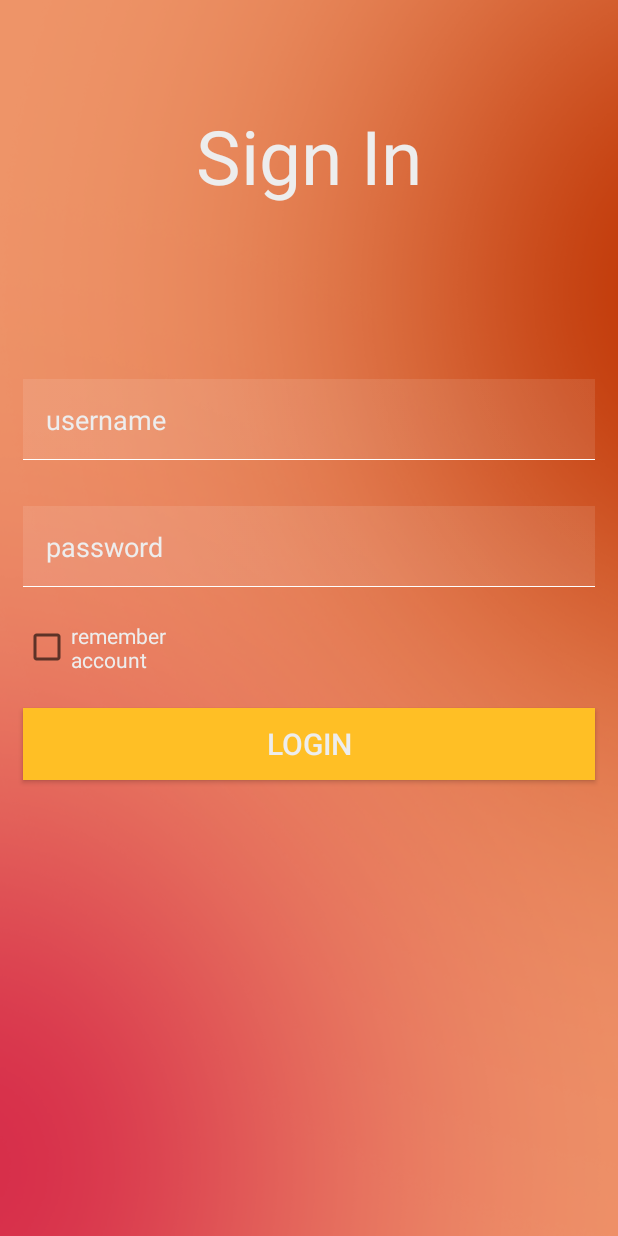
After one commit to lazyZhou1997/StoreManage, an Android app: the layout main_layout.xml on its own in the app's theme, with its tools: preview values and no code run, on a phone screen of 412 x 824 dp. The commit adds this screen. Run offline under Robolectric (Android 15) with nearby library versions, the phone set to English and light mode, and no system bars.

Commit message:
登陆界面

```diff
--- a/app/src/main/java/com/zxing/activity/CaptureActivity.java
+++ b/app/src/main/java/com/zxing/activity/CaptureActivity.java
@@ -59,6 +59,8 @@ public class CaptureActivity extends Activity implements Callback {
 		cancelScanButton = (Button) this.findViewById(R.id.btn_cancel_scan);
 		hasSurface = false;
 		inactivityTimer = new InactivityTimer(this);
+
+
 	}
 
 	@Override
--- /dev/null
+++ b/app/src/main/res/layout/main_layout.xml
@@ -0,0 +1,75 @@
+<?xml version="1.0" encoding="utf-8"?>
+<LinearLayout xmlns:android="http://schemas.android.com/apk/res/android"
+    android:orientation="vertical"
+    android:layout_width="match_parent"
+    android:layout_height="match_parent"
+    android:background="@mipmap/bg"
+    android:weightSum="1">
+
+    <!--Sign In编制-->
+    <TextView
+        android:layout_width="match_parent"
+        android:layout_height="wrap_content"
+        android:gravity="center"
+        android:textSize="50sp"
+        android:paddingTop="70dp"
+        android:paddingBottom="100dp"
+        android:textColor="@color/white"
+        android:text="@string/sign_in"/>
+
+    <!--帐号输入框-->
+    <EditText
+        android:id="@+id/account_edit"
+        android:layout_width="match_parent"
+        android:layout_height="wrap_content"
+        android:ems="10"
+        android:layout_margin="15dp"
+        android:inputType="phone"
+        android:background="@mipmap/input_bg"
+        android:textColorHint="@color/white"
+        android:textColor="@color/white"
+        android:hint="@string/username"
+        android:paddingLeft="15dp" />
+
+    <!--密码输入框-->
+    <EditText
+        android:id="@+id/password_edit"
+        android:layout_width="match_parent"
+        android:layout_height="wrap_content"
+        android:ems="10"
+        android:layout_margin="15dp"
+        android:inputType="textPassword"
+        android:background="@mipmap/input_bg"
+        android:textColorHint="@color/white"
+        android:textColor="@color/white"
+        android:hint="@string/password"
+        android:paddingLeft="15dp" />
+
+    <!--水平布局，放入密码选取框-->
+    <LinearLayout
+        android:id="@+id/linear_check"
+        android:layout_width="match_parent"
+        android:layout_height="50dp"
+        android:orientation="horizontal"
+        android:weightSum="1">
+        <CheckBox
+            android:layout_width="wrap_content"
+            android:layout_height="wrap_content"
+            android:layout_gravity="center_vertical"
+            android:layout_marginLeft="15dp"
+            android:text="@string/remember_account"
+            android:textColor="@color/white"/>
+    </LinearLayout>
+
+    <!--登录按钮-->
+    <Button
+        android:id="@+id/log_button"
+        android:layout_width="match_parent"
+        android:layout_height="wrap_content"
+        android:layout_margin="15dp"
+        android:background="@color/login_button"
+        android:text="@string/login_button"
+        android:textColor="@color/white"
+        android:textSize="20sp" />
+
+</LinearLayout>
--- a/app/src/main/res/values/colors.xml
+++ b/app/src/main/res/values/colors.xml
@@ -39,4 +39,5 @@
     <color name="send">#545e6a</color>
     <color name="black">#000</color>
     <color name="blue">#055EDD</color>
+    <color name="login_button">#ffbf25</color>
 </resources>
--- a/app/src/main/res/values/strings.xml
+++ b/app/src/main/res/values/strings.xml
@@ -1,3 +1,10 @@
 <resources>
     <string name="app_name">StoreManage</string>
+    <!--登录界面字符串-->
+    <string name="sign_in">Sign In</string>
+    <string name="login_button">Login</string>
+    <string name="username">username</string>
+    <string name="password">password</string>
+    <string name="remember_account">remember\naccount</string>
+    <string name="remember_password">remember passwords</string>
 </resources>
```
Also changed, not shown: app/src/main/AndroidManifest.xml (+5 -2 lines), app/src/main/java/scu/edu/storemanage/activity/MainActivity.java (added, +27 -0 lines), app/src/main/java/scu/edu/storemanage/item/Customer.java (+15 -0 lines), app/src/main/java/scu/edu/storemanage/item/Item.java (+29 -0 lines), app/src/main/java/scu/edu/storemanage/item/Order.java (+163 -0 lines), app/src/main/res/mipmap-hdpi/bg.png (added), app/src/main/res/mipmap-hdpi/input_bg.png (added).
